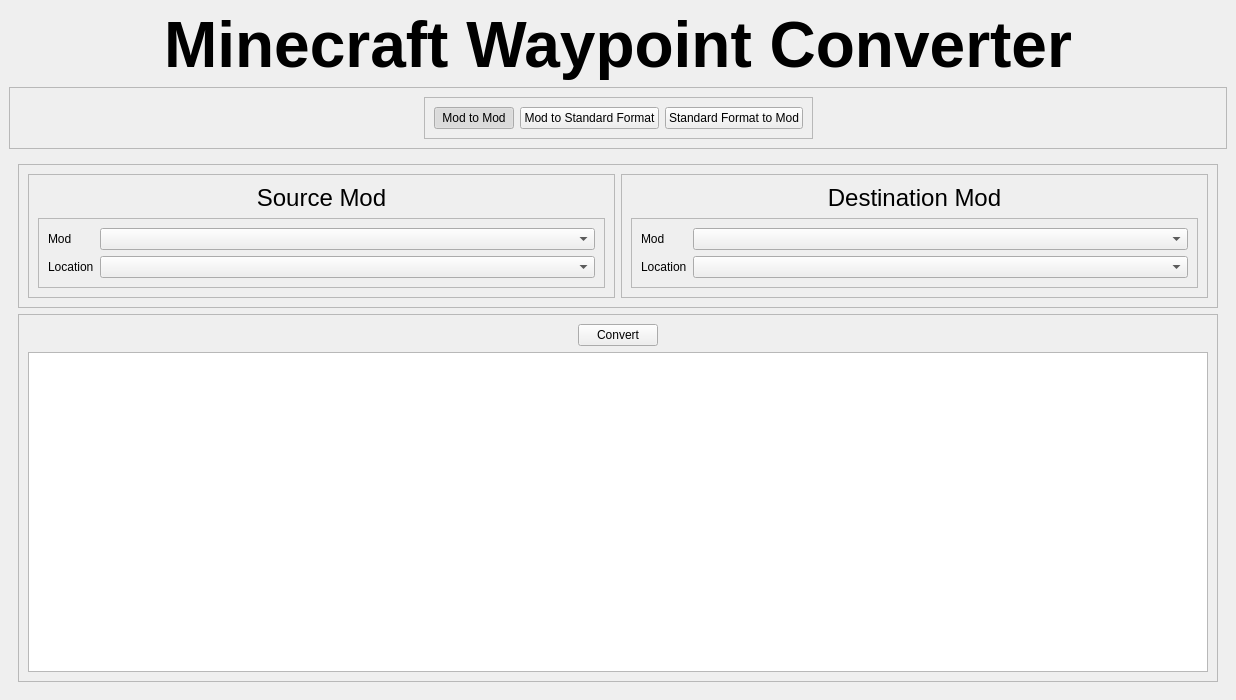
This is minecraft-waypoint-converter/frontend/MinecraftWaypointConverterMainWindow.ui in danilo-montes-code/Minecraft-Waypoint-Converter as Qt 5 draws it before an edit. The edited form follows.
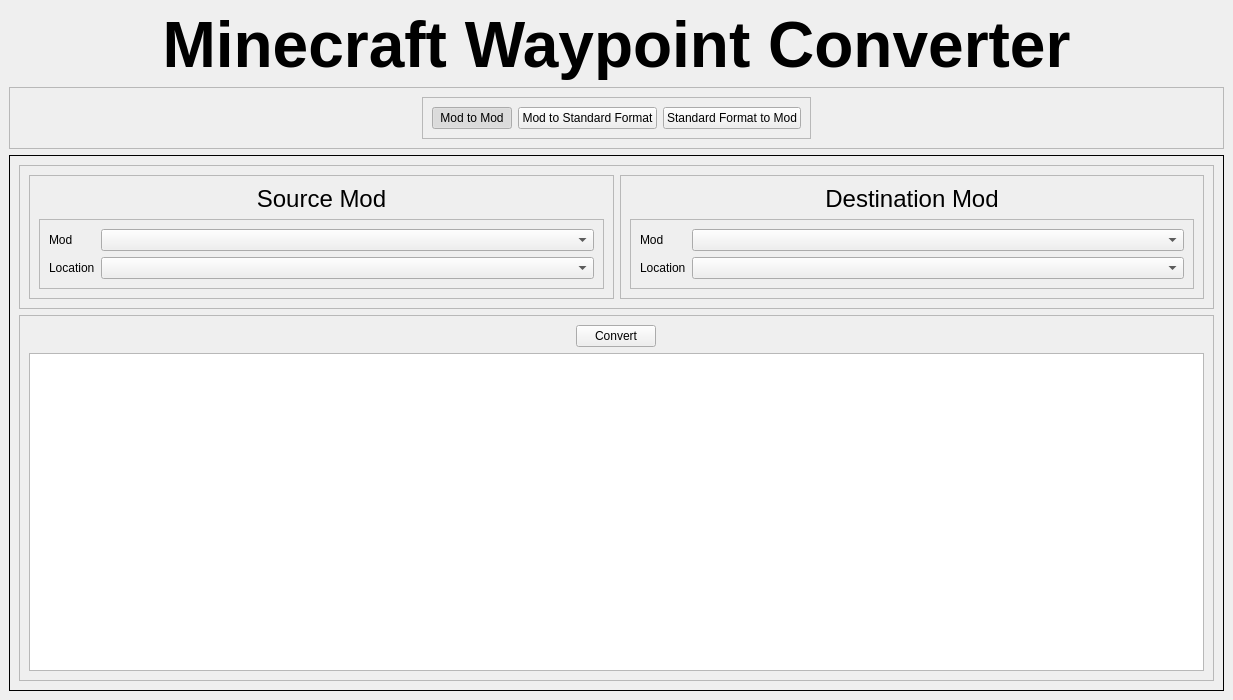
This is the edited form.

Commit message: gui cannot be resized, starting gui components classes

Diff of the .ui file:
```diff
--- a/minecraft-waypoint-converter/frontend/MinecraftWaypointConverterMainWindow.ui
+++ b/minecraft-waypoint-converter/frontend/MinecraftWaypointConverterMainWindow.ui
@@ -6,7 +6,7 @@
    <rect>
     <x>0</x>
     <y>0</y>
-    <width>1236</width>
+    <width>1233</width>
     <height>700</height>
    </rect>
   </property>
@@ -16,6 +16,18 @@
     <verstretch>0</verstretch>
    </sizepolicy>
   </property>
+  <property name="minimumSize">
+   <size>
+    <width>1233</width>
+    <height>700</height>
+   </size>
+  </property>
+  <property name="maximumSize">
+   <size>
+    <width>1233</width>
+    <height>700</height>
+   </size>
+  </property>
   <property name="windowTitle">
    <string>MinecraftWaypointConverter</string>
   </property>
@@ -129,7 +141,7 @@
     <item>
      <widget class="QStackedWidget" name="McWCTabs">
       <property name="frameShape">
-       <enum>QFrame::Shape::NoFrame</enum>
+       <enum>QFrame::Shape::Panel</enum>
       </property>
       <widget class="QWidget" name="ModtoModPage">
        <layout class="QVBoxLayout" name="verticalLayout_3">
```
The commit also changes 4 other files.
